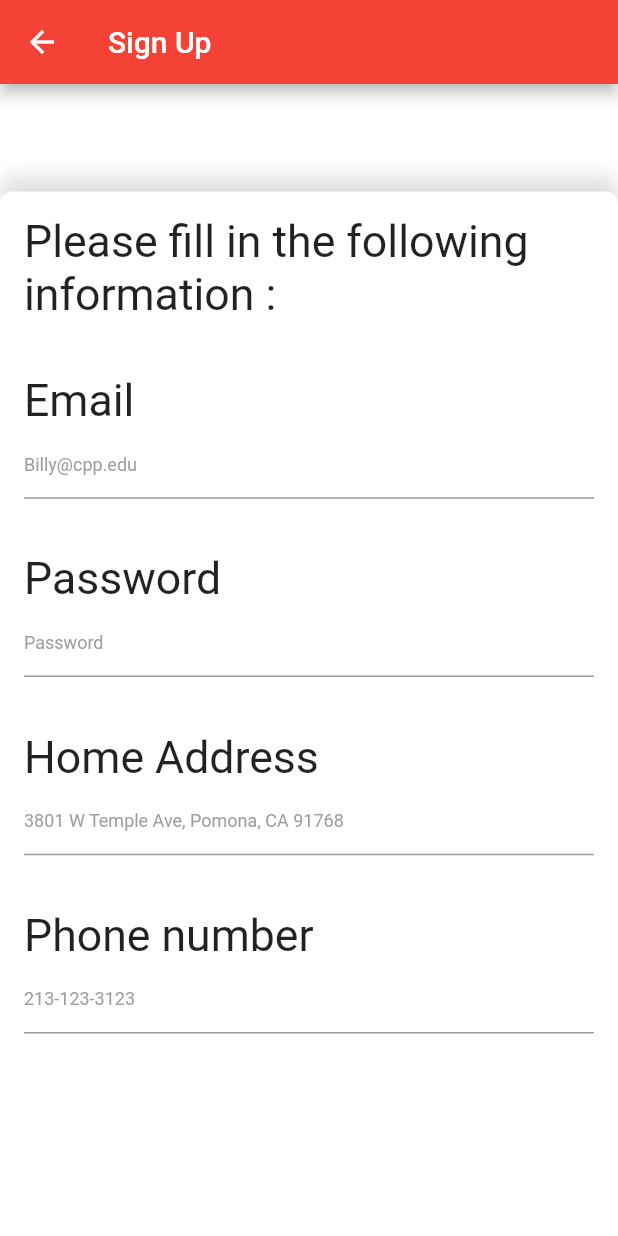
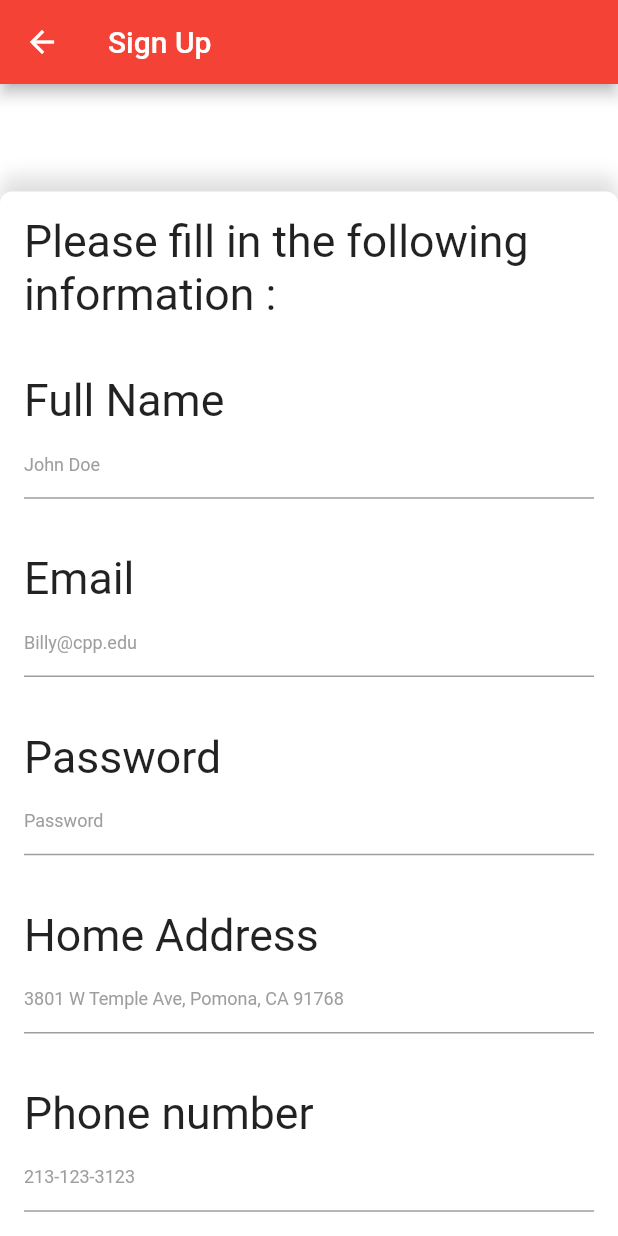
Before and after one commit to CarSmack/BroncoRideShare, a Flutter app: the signup screen opened directly, on a phone screen of 412 x 824 dp. Run offline on Flutter 3.47's test engine with Material 2 defaults, Android fonts, the phone set to English and light mode, and no system bars; our stand-ins replace cloud_firestore, firebase_auth, flutter_datetime_picker, flutter_icons, flutter_screenutil, geolocator and 1 more; missing offline and left inert: geoflutterfire; accounts and stored records are empty; Roboto replaces fonts that are missing (Poppins-Medium).

Commit message:
add name for signUpPage add DateTime picker in passengerPage add function: push passengerRequest info to Firebase

```diff
--- a/lib/Widgets/formCardSignUp.dart
+++ b/lib/Widgets/formCardSignUp.dart
@@ -11,17 +11,13 @@ class formCardSignUp extends StatefulWidget {
   dynamic keyPassword = GlobalKey<FormFieldState>();
   dynamic keyEmail = GlobalKey<FormFieldState>();
   dynamic keyAddress = GlobalKey<FormFieldState>();
+  dynamic keyFullName = GlobalKey<FormFieldState>();
 
   dynamic keyPhone = GlobalKey<FormFieldState>();
-   String _email, _password,_address,_phoneNum ;
+   String _email, _password,_address,_phoneNum, _fullName ;
   //Constructor-----------
-  formCardSignUp(this.keyEmail,this.keyPassword,this.keyAddress,this.keyPhone);
+  formCardSignUp(this.keyEmail,this.keyPassword,this.keyAddress,this.keyPhone,this.keyFullName);
   //this is made when Formcard does not need to return formfieldstate
-
-
-
-
-
 
   @override
   _formCardSignUpState createState() => _formCardSignUpState();
@@ -34,7 +30,7 @@ class _formCardSignUpState extends State<formCardSignUp> {
   Widget build(BuildContext context) {
     return new Container(
       width: double.infinity,
-      height: ScreenUtil.getInstance().setHeight(600),
+      height: ScreenUtil.getInstance().setHeight(700),
       decoration: BoxDecoration(
           color: Colors.white,
           borderRadius: BorderRadius.circular(8.0),
@@ -58,6 +54,27 @@ class _formCardSignUpState extends State<formCardSignUp> {
               style: TextStyle(
                   fontFamily: "Poppins-Medium",
                   fontSize: ScreenUtil.getInstance().setSp(26))),
+            ),
+            SizedBox(
+              height: ScreenUtil.getInstance().setHeight(30),
+            ),
+            Text("Full Name",
+                style: TextStyle(
+                    fontFamily: "Poppins-Medium",
+                    fontSize: ScreenUtil.getInstance().setSp(26))),
+            TextFormField(
+              key: widget.keyFullName,
+
+              keyboardType: TextInputType.text,
+
+              onSaved: (String value) {
+
+                widget._fullName= value;
+
+              },
+              decoration: InputDecoration(
+                  hintText: "John Doe",
+                  hintStyle: TextStyle(color: Colors.grey, fontSize: 12.0)),
             ),
             SizedBox(
               height: ScreenUtil.getInstance().setHeight(30),
@@ -150,6 +167,7 @@ class _formCardSignUpState extends State<formCardSignUp> {
                   hintStyle: TextStyle(color: Colors.grey, fontSize: 12.0)),
             ),
 
+
           ],
         ),
       ),
--- a/lib/pages/signUpPage.dart
+++ b/lib/pages/signUpPage.dart
@@ -17,6 +17,7 @@ class _signupState extends State<signup> {
   final keyEmail = GlobalKey<FormFieldState>();
   final keyAddress = GlobalKey<FormFieldState>();
   final keyPhone = GlobalKey<FormFieldState>();
+  final keyFullName = GlobalKey<FormFieldState>();
   //This will return FirebaseUser
   Future<FirebaseUser> _handleRegister(emails, passwords) async {
     final FirebaseUser user = (await _auth.createUserWithEmailAndPassword(
@@ -33,16 +34,15 @@ class _signupState extends State<signup> {
   Firestore firestore = Firestore.instance;
 
   //add user Info to FireStore
-  void addUserInfoToFireStore(String email,String password, String address, String phoneNum)
+  void addUserInfoToFireStore(String email,String password, String address, String phoneNum, String fullName)
   {
     Map<String,dynamic> data = {
+      'name': fullName,
       'email': email,
       'password': password,
       'address': address,
       'phone':  phoneNum,
-      'driver': true,
-
-  };
+      };
     firestore.collection('users').document('${data['email']}').setData(data);
 
   }
@@ -70,7 +70,7 @@ class _signupState extends State<signup> {
             child: Column(
           children: <Widget>[
             SizedBox(height: ScreenUtil.getInstance().setHeight(60)),
-            formCardSignUp(keyEmail, keyPassword, keyAddress, keyPhone),
+            formCardSignUp(keyEmail, keyPassword, keyAddress, keyPhone, keyFullName),
             Row(
               mainAxisAlignment: MainAxisAlignment.end,
               children: <Widget>[
@@ -102,7 +102,8 @@ class _signupState extends State<signup> {
                             addUserInfoToFireStore(keyEmail.currentState.value,
                                 keyPassword.currentState.value,
                                 keyAddress.currentState.value,
-                                keyPhone.currentState.value);
+                                keyPhone.currentState.value,
+                                keyFullName.currentState.value);
                             _launchURL();
                           }
                         },
--- a/pubspec.yaml
+++ b/pubspec.yaml
@@ -41,6 +41,7 @@ dependencies:
   shared_preferences: ^0.5.3+4
   url_launcher: ^5.2.5
   flutter_icons: ^0.3.1
+  flutter_datetime_picker: ^1.2.8
 
 dev_dependencies:
   flutter_test:
```
Also changed, not shown: lib/pages/passengerPage.dart (+143 -21 lines), lib/utils/geoFireFlutter.dart (+10 -4 lines), pubspec.lock.
